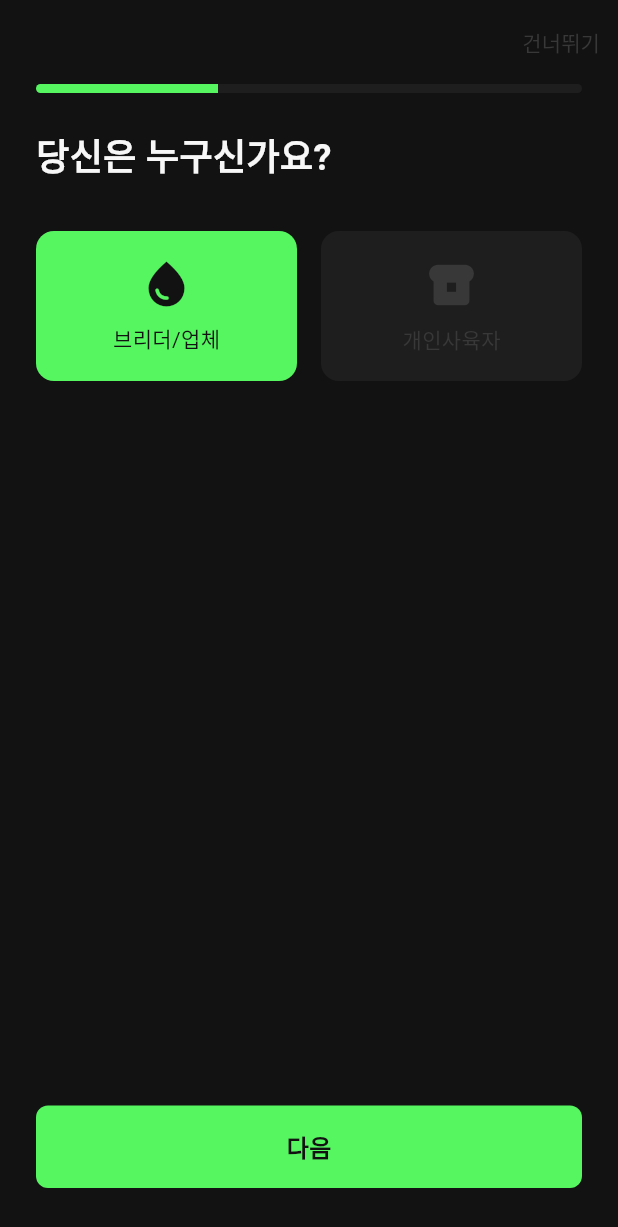
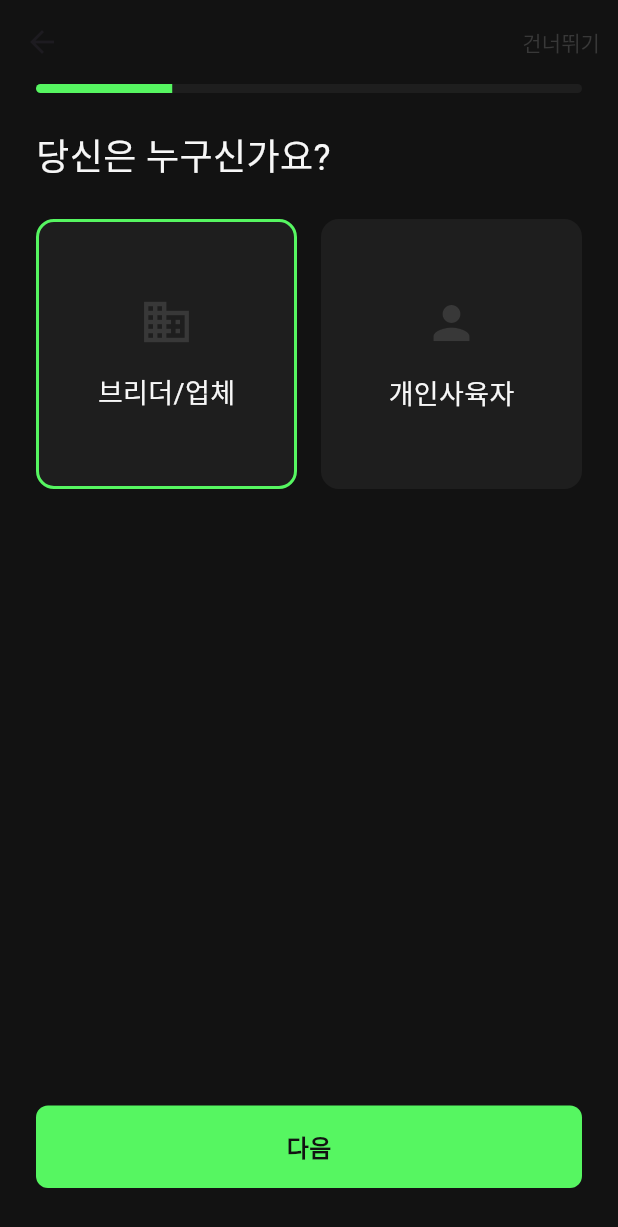
Before and after one commit to oobinkim/rep_f_Flutter, a Flutter app: the ProfileView screen opened by its route, after a tap on "브리더/업체", on a phone screen of 412 x 824 dp. Shown: the top 1227 px of the screen. Run offline on Flutter 3.47's test engine with Material 3 defaults, Android fonts, the phone set to English and light mode, and no system bars; our stand-ins replace cloud_firestore, firebase_auth, firebase_core; accounts and stored records are empty.

Commit message:
브리더/개인 선택화면 / 사업자등록번호 화면 / 업체명 또는 닉네임 입력화면 개발

```diff
--- /dev/null
+++ b/lib/views/profile_view/profile_steps.dart
@@ -0,0 +1,3 @@
+export 'profile_view+business_number.dart';
+export 'profile_view+input_name.dart';
+export 'profile_view+purpose.dart';
--- /dev/null
+++ b/lib/views/profile_view/profile_view+input_name.dart
@@ -0,0 +1,90 @@
+import 'package:flutter/material.dart';
+import 'package:provider/provider.dart';
+import '../../viewmodels/profile_viewmodel.dart';
+import '../../share/app_color.dart';
+import '../../widgets/bar_button.dart';
+
+class InputNameStep extends StatelessWidget {
+  @override
+  Widget build(BuildContext context) {
+    final viewModel = Provider.of<ProfileViewModel>(context, listen: false);
+
+    final String placeholder = viewModel.selectedPurpose == "브리더/업체"
+        ? "업체명 또는 브리더명을 입력하세요"
+        : "닉네임을 입력하세요";
+
+    return Padding(
+      padding: const EdgeInsets.symmetric(horizontal: 24.0),
+      child: Column(
+        crossAxisAlignment: CrossAxisAlignment.start,
+        children: [
+          // Progress Bar
+          ClipRRect(
+            borderRadius: BorderRadius.circular(12),
+            child: Container(
+              height: 6,
+              child: Row(
+                children: [
+                  Expanded(flex: 3, child: Container(color: AppColors.lightGreen)),
+                  Expanded(flex: 1, child: Container(color: AppColors.darkGray)),
+                ],
+              ),
+            ),
+          ),
+          SizedBox(height: 24),
+
+          // Title
+          Text(
+            placeholder,
+            style: TextStyle(
+              fontSize: 24,
+              fontWeight: FontWeight.bold,
+              color: AppColors.white,
+            ),
+          ),
+          SizedBox(height: 32),
+
+          // Input Field
+          TextField(
+            decoration: InputDecoration(
+              hintText: placeholder,
+              hintStyle: TextStyle(color: AppColors.hintGray),
+              enabledBorder: UnderlineInputBorder(
+                borderSide: BorderSide(color: AppColors.lightGreen),
+              ),
+              focusedBorder: UnderlineInputBorder(
+                borderSide: BorderSide(color: AppColors.lightGreen),
+              ),
+            ),
+            style: TextStyle(color: AppColors.white),
+            onChanged: (value) {
+              if (viewModel.selectedPurpose == "브리더/업체") {
+                viewModel.updateNickName(value);
+              } else {
+                viewModel.updatePersonalName(value);
+              }
+            },
+          ),
+          Spacer(),
+
+          // Next Button
+          BarButton(
+            text: "다음",
+            isEnabled: (viewModel.selectedPurpose == "브리더/업체"
+                ? viewModel.NickName.isNotEmpty
+                : viewModel.personalName.isNotEmpty),
+            onPressed: () {
+              print("이름 입력 완료");
+              viewModel.nextStep();
+            },
+            enabledColor: AppColors.lightGreen,
+            disabledColor: AppColors.darkGreen,
+            enabledTextColor: AppColors.black,
+            disabledTextColor: AppColors.black,
+          ),
+          SizedBox(height: 32),
+        ],
+      ),
+    );
+  }
+}
--- /dev/null
+++ b/lib/views/profile_view/profile_view+purpose.dart
@@ -0,0 +1,106 @@
+import 'package:flutter/material.dart';
+import 'package:provider/provider.dart';
+import '../../viewmodels/profile_viewmodel.dart';
+import '../../share/app_color.dart';
+import '../../widgets/bar_button.dart';
+
+class ProfilePurpose extends StatelessWidget {
+  @override
+  Widget build(BuildContext context) {
+    final viewModel = Provider.of<ProfileViewModel>(context);
+
+    return Padding(
+      padding: const EdgeInsets.symmetric(horizontal: 24.0),
+      child: Column(
+        crossAxisAlignment: CrossAxisAlignment.start,
+        children: [
+          // Progress Bar
+          ClipRRect(
+            borderRadius: BorderRadius.circular(12),
+            child: Container(
+              height: 6,
+              child: Row(
+                children: [
+                  Expanded(flex: 1, child: Container(color: AppColors.lightGreen)),
+                  Expanded(flex: 3, child: Container(color: AppColors.darkGray)),
+                ],
+              ),
+            ),
+          ),
+          SizedBox(height: 24),
+
+          // Title
+          Text(
+            "당신은 누구신가요?",
+            style: TextStyle(color: AppColors.white, fontSize: 24),
+          ),
+          SizedBox(height: 24),
+
+          // Options
+          Row(
+            children: [
+              _buildOption(context, "브리더/업체", Icons.business),
+              SizedBox(width: 16),
+              _buildOption(context, "개인사육자", Icons.person),
+            ],
+          ),
+          Spacer(),
+
+          // Next Button
+          BarButton(
+            text: "다음",
+            isEnabled: viewModel.isPurposeSelected,
+            onPressed: viewModel.isPurposeSelected ? viewModel.nextStep : null,
+            enabledColor: AppColors.lightGreen,
+            disabledColor: AppColors.darkGreen,
+            enabledTextColor: AppColors.black,
+            disabledTextColor: AppColors.black,
+          ),
+          SizedBox(height: 32),
+        ],
+      ),
+    );
+  }
+
+  Widget _buildOption(BuildContext context, String label, IconData icon) {
+    final viewModel = Provider.of<ProfileViewModel>(context);
+    return Expanded(
+      child: GestureDetector(
+        onTap: () {
+          viewModel.selectPurpose(label);
+        },
+        child: Container(
+          height: 180,
+          decoration: BoxDecoration(
+            color: AppColors.darkGray,
+            borderRadius: BorderRadius.circular(12),
+            border: Border.all(
+              color: viewModel.selectedPurpose == label
+                  ? AppColors.lightGreen // 선택된 경우 라이트그린 테두리
+                  : Colors.transparent, // 선택되지 않은 경우 투명 테두리
+              width: 2,
+            ),
+          ),
+          child: Column(
+            mainAxisAlignment: MainAxisAlignment.center,
+            children: [
+              Icon(
+                icon,
+                size: 36,
+                color: AppColors.lightGray,
+              ),
+              SizedBox(height: 16),
+              Text(
+                label,
+                style: TextStyle(
+                  fontSize: 18,
+                  color: AppColors.white,
+                ),
+              ),
+            ],
+          ),
+        ),
+      ),
+    );
+  }
+}
--- a/lib/views/profile_view/profile_view.dart
+++ b/lib/views/profile_view/profile_view.dart
@@ -1,8 +1,8 @@
 import 'package:flutter/material.dart';
 import 'package:provider/provider.dart';
 import '../../viewmodels/profile_viewmodel.dart';
+import 'profile_steps.dart';
 import '../../share/app_color.dart';
-import '../../widgets/bar_button.dart';
 
 class ProfileView extends StatelessWidget {
   @override
@@ -15,8 +15,14 @@ class ProfileView extends StatelessWidget {
             appBar: AppBar(
               backgroundColor: AppColors.black,
               elevation: 0,
-              automaticallyImplyLeading: false,
+              leading: viewModel.currentStep == 0
+                  ? null
+                  : IconButton(
+                icon: Icon(Icons.arrow_back, color: AppColors.white),
+                onPressed: () => viewModel.previousStep(),
+              ),
               actions: [
+                if (viewModel.currentStep != 3) // 마지막 단계가 아닐 때
                   TextButton(
                     onPressed: () {
                       print("건너뛰기 눌림");
@@ -29,115 +35,19 @@ class ProfileView extends StatelessWidget {
               ],
             ),
             backgroundColor: AppColors.black,
-            body: Padding(
-              padding: const EdgeInsets.symmetric(horizontal: 24.0),
-              child: Column(
-                crossAxisAlignment: CrossAxisAlignment.start,
+            body: PageView(
+              controller: viewModel.pageController,
+              physics: NeverScrollableScrollPhysics(),
               children: [
-                  _buildProgressIndicator(),
-                  SizedBox(height: 24),
-                  Text(
-                    "당신은 누구신가요?",
-                    style: TextStyle(
-                      fontSize: 24,
-                      fontWeight: FontWeight.bold,
-                      color: AppColors.white,
-                    ),
-                  ),
-                  SizedBox(height: 32),
-                  Row(
-                    children: [
-                      _buildOption(
-                        icon: Icons.water_drop,
-                        label: "브리더/업체",
-                        isSelected: viewModel.selectedPurpose == "브리더/업체",
-                        onTap: () => viewModel.selectPurpose("브리더/업체"),
-                      ),
-                      SizedBox(width: 16),
-                      _buildOption(
-                        icon: Icons.breakfast_dining,
-                        label: "개인사육자",
-                        isSelected: viewModel.selectedPurpose == "개인사육자",
-                        onTap: () => viewModel.selectPurpose("개인사육자"),
-                      ),
+                ProfilePurpose(),
+                if (viewModel.selectedPurpose == "브리더/업체")
+                  BusinessNumberStep(), // 브리더/업체라면 사업자 번호 입력 화면
+                InputNameStep(), // 공통 이름 입력 화면
               ],
-                  ),
-                  Spacer(flex: 3), // 위쪽 공간을 줄여서 버튼을 올립니다
-                  BarButton(
-                    text: "다음",
-                    isEnabled: viewModel.isPurposeSelected,
-                    onPressed: viewModel.isPurposeSelected
-                        ? () {
-                      print("선택한 목적: ${viewModel.selectedPurpose}");
-                    }
-                        : null,
-                    enabledColor: AppColors.lightGreen,
-                    disabledColor: AppColors.darkGreen,
-                    enabledTextColor: AppColors.black,
-                    disabledTextColor: AppColors.black,
-                  ),
-                  SizedBox(height: 32), // 버튼과 하단 간격 추가
-                ],
-              ),
             ),
           );
         },
       ),
     );
   }
-
-  Widget _buildProgressIndicator() {
-    return ClipRRect(
-      borderRadius: BorderRadius.circular(12),
-      child: Container(
-        height: 6,
-        child: Row(
-          children: [
-            Expanded(
-              flex: 1,
-              child: Container(color: AppColors.lightGreen),
-            ),
-            Expanded(
-              flex: 2,
-              child: Container(color: AppColors.darkGray),
-            ),
-          ],
-        ),
-      ),
-    );
 }
-
-  Widget _buildOption({
-    required IconData icon,
-    required String label,
-    required bool isSelected,
-    required VoidCallback onTap,
-  }) {
-    return Expanded(
-      child: GestureDetector(
-        onTap: onTap,
-        child: Container(
-          height: 100,
-          decoration: BoxDecoration(
-            color: isSelected ? AppColors.lightGreen : AppColors.darkGray,
-            borderRadius: BorderRadius.circular(12),
-          ),
-          child: Column(
-            mainAxisAlignment: MainAxisAlignment.center,
-            children: [
-              Icon(icon, size: 36, color: isSelected ? AppColors.black : AppColors.lightGray),
-              SizedBox(height: 8),
-              Text(
-                label,
-                style: TextStyle(
-                  fontSize: 14,
-                  color: isSelected ? AppColors.black : AppColors.lightGray,
-                ),
-              ),
-            ],
-          ),
-        ),
-      ),
-    );
-  }
-}
```
Also changed, not shown: lib/viewmodels/profile_viewmodel.dart (+61 -1 lines), lib/views/profile_view/profile_view+business_number.dart (added, +119 -0 lines). Lines whose indentation alone changed are shown as unchanged.
